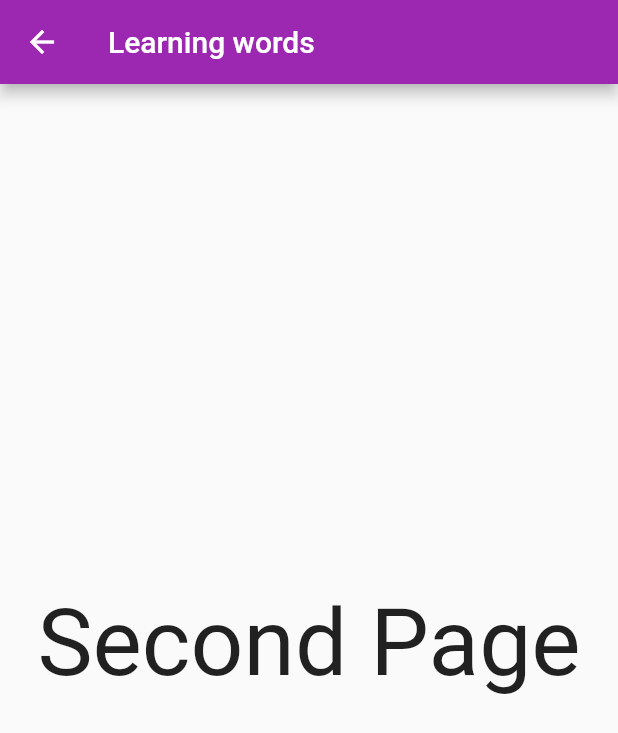
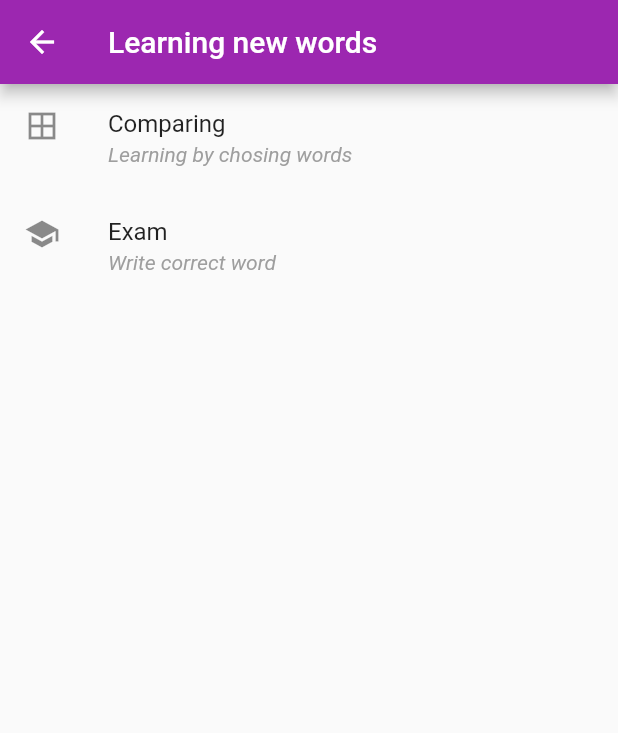
Before and after one commit to deCodedLife/JapaneseExplorer, a Flutter app: the StudyPage screen opened directly, on a phone screen of 412 x 824 dp. Shown: the top 733 px of the screen. Run offline on Flutter 3.47's test engine with Material 2 defaults, Android fonts, the phone set to English and light mode, and no system bars; our stand-ins replace audioplayers, file_picker, flutter_spinkit, image_picker, moor, moor_flutter and 1 more; generated files the repository leaves out were written again; network calls fail.

Commit message:
Start working with "StudyPage" and "CulturePage".

```diff
--- a/lib/Pages/StudyPage.dart
+++ b/lib/Pages/StudyPage.dart
@@ -1,27 +1,81 @@
 import 'package:flutter/material.dart';
+import 'package:provider/provider.dart';
+import 'SubPages/CompareScreen.dart';
+import 'SubPages/ExamScreen.dart';
+import '../Data/UserDB.dart';
 
-class StudyPage extends StatelessWidget {
+BuildContext globalContext;
+
+class StudyPage extends StatefulWidget {
+  @override
+  _StudyPage createState() => _StudyPage();
+}
+
+class _StudyPage extends State<StudyPage> {
+
+
+  List<ListTile> data = [
+    ListTile(
+      leading: Icon(Icons.border_all),
+      title: Text('Comparing'),
+      subtitle: Text(
+        'Learning by chosing words',
+        style: TextStyle(color: Colors.grey, fontStyle: FontStyle.italic),
+      ),
+      onTap: () {
+        Navigator.push(
+          globalContext,
+          MaterialPageRoute(
+            builder: (context) => MultiProvider(
+              providers: [
+                Provider(create: (_) => UserDatabase().topicDao),
+                Provider(create: (_) => UserDatabase().wordDao),
+                Provider(create: (_) => UserDatabase().soundDao),
+                Provider(create: (_) => UserDatabase().imageDao)
+              ],
+              child: CompareScreen(),
+            )
+          )
+        );
+      },
+    ),
+    ListTile(
+      leading: Icon(Icons.school),
+      title: Text('Exam'),
+      subtitle: Text(
+        'Write correct word',
+        style: TextStyle(color: Colors.grey, fontStyle: FontStyle.italic),
+      ),
+      onTap: () => Navigator.push(
+          globalContext,
+          MaterialPageRoute(
+            builder: (context) => MultiProvider(
+              providers: [
+                Provider(create: (_) => UserDatabase().topicDao),
+                Provider(create: (_) => UserDatabase().wordDao),
+                Provider(create: (_) => UserDatabase().soundDao),
+                Provider(create: (_) => UserDatabase().imageDao)
+              ],
+              child: ExamScreen(),
+            )
+          )
+        )
+    )
+  ];
+
   @override
   Widget build(BuildContext context) {
     return Scaffold(
       appBar: AppBar(
-        title: Text('Learning words'),
+        title: Text('Learning new words'),
       ),
-      body: Center(
-        child: Column(
-          mainAxisSize: MainAxisSize.min,
-          children: <Widget>[
-            Text(
-              'Second Page',
-              style: TextStyle(fontSize: 62),
-            ),
-            Text(
-              '',
-              style: TextStyle(fontSize: 20),
-            ),
-          ],
+      body: ListView.builder(
+        itemCount: data.length,
+        itemBuilder: (context, index) => buildList(context, index)
         ),
-      ),
     );
   }
+  Widget buildList(BuildContext context, int index) {
+    return data.elementAt(index);
+  }
 }
```
Also changed, not shown: lib/Pages/SubPages/CompareScreen.dart (added, +13 -0 lines), lib/Pages/SubPages/ExamScreen.dart (added, +13 -0 lines), lib/Pages/SubPages/GamePage.dart (added), lib/Pages/SubPages/HistoryLayer.dart (added).
